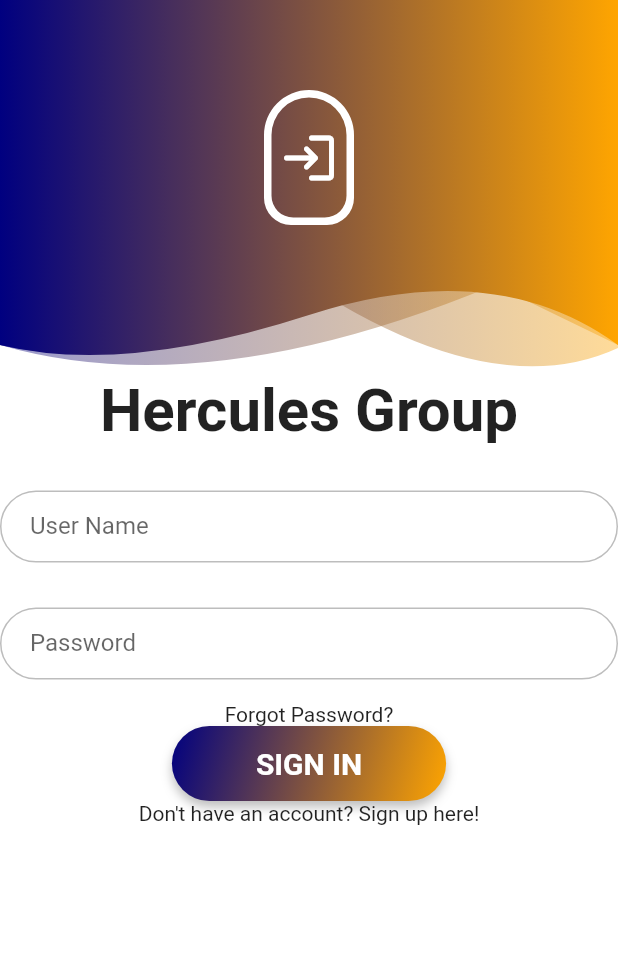
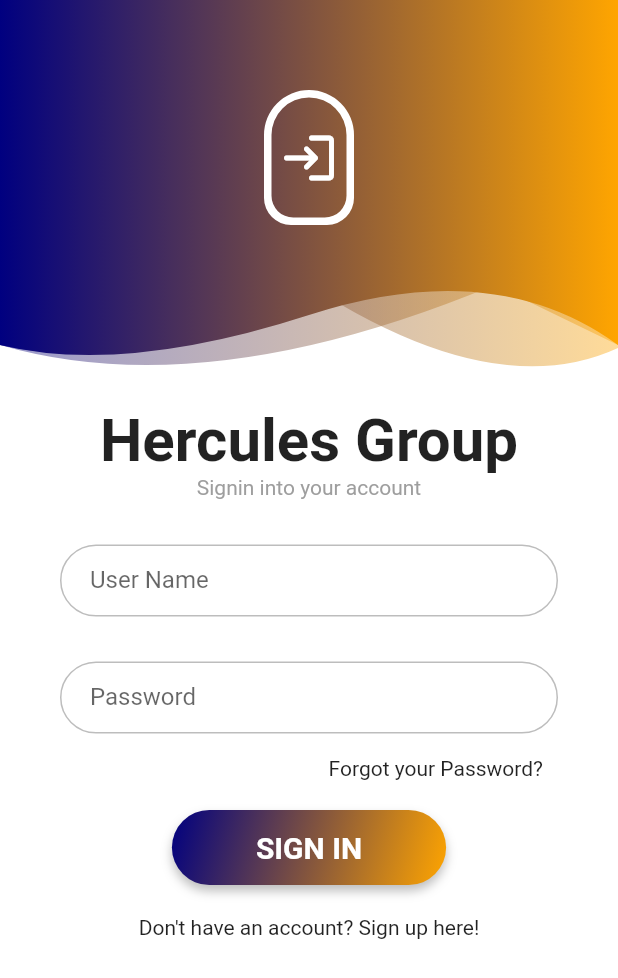
Before and after one commit to JannatulMunera-Jalen/Hercules-login, a Flutter app: the screen it shows after launch, on a phone screen of 412 x 824 dp. Shown: the top 978 px of the screen. Run offline on Flutter 3.47's test engine with Material 2 defaults, Android fonts, the phone set to English and light mode, and no system bars; our stand-ins replace hexcolor.

Commit message:
LOGIN PAGE COMPLETED
login page updated, it doesnt do anything yet. but looks pretty

```diff
--- a/hercules_login/lib/pages/login_page.dart
+++ b/hercules_login/lib/pages/login_page.dart
@@ -28,12 +28,19 @@ class _LoginPageState extends State<LoginPage> {
             ),
             SafeArea(
               child: Container(
-                  //this will be the login form
+                  padding: EdgeInsets.fromLTRB(20, 10, 20, 10),
+                  margin: EdgeInsets.fromLTRB(20, 10, 20, 10),
+                  //this is the login form
                   child: Column(
                     children: [
                       Text(
                         'Hercules Group',
-                    style: TextStyle(fontSize: 40, fontWeight: FontWeight.bold),
+                        style: TextStyle(
+                            fontSize: 40, fontWeight: FontWeight.bold),
+                      ),
+                      Text(
+                        'Signin into your account',
+                        style: TextStyle(color: Colors.grey),
                       ),
                       SizedBox(height: 30.0),
                       Form(
@@ -52,7 +59,9 @@ class _LoginPageState extends State<LoginPage> {
                               ),
                               SizedBox(height: 15.0),
                               Container(
-                            child: Text('Forgot Password?'),
+                                margin: EdgeInsets.fromLTRB(10, 0, 10, 20),
+                                alignment: Alignment.topRight,
+                                child: Text('Forgot your Password?'),
                               ),
                               Container(
                                 decoration:
@@ -60,7 +69,8 @@ class _LoginPageState extends State<LoginPage> {
                                 child: ElevatedButton(
                                   style: ThemeHelper().buttonStyle(),
                                   child: Padding(
-                                padding: EdgeInsets.fromLTRB(40, 10, 40, 10),
+                                    padding:
+                                        EdgeInsets.fromLTRB(40, 10, 40, 10),
                                     child: Text(
                                       'Sign In'.toUpperCase(),
                                       style: TextStyle(
@@ -70,10 +80,11 @@ class _LoginPageState extends State<LoginPage> {
                                     ),
                                   ),
                                   onPressed: () {},
-                              //after successful login, we will resirect to profile page
+                                  //after successful login, we will redirect to profile page
                                 ),
                               ),
                               Container(
+                                margin: EdgeInsets.fromLTRB(10, 20, 10, 20),
                                 child: Text(
                                     "Don't have an account? Sign up here!"), //Now style the forms. creating a theme helper class...
                               ),
```
Lines whose indentation alone changed are shown as unchanged.
